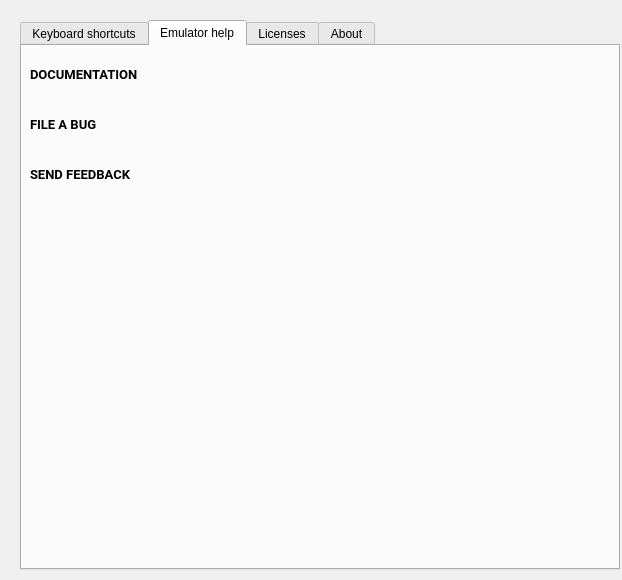
The window that android/android-emu/android/skin/qt/extended-pages/help-page.ui (aosp-mirror/platform_external_qemu) describes before a commit, drawn with Qt 5.
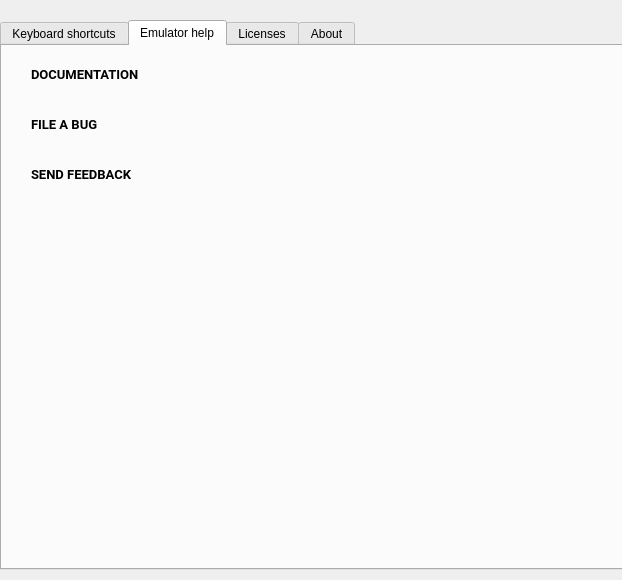
The same window after the commit. The open tabs and pages were chosen to show the change. Icons and pictures are not drawn. Custom widgets are drawn as their Qt base class.

Commit message:
[UI] Adjust the push buttons
Make the size of the push buttons consistent. Add icon images
to all buttons.

Adjust some widget positions to make them consistent,
too.

The edit to the form file:
```diff
--- a/android/android-emu/android/skin/qt/extended-pages/help-page.ui
+++ b/android/android-emu/android/skin/qt/extended-pages/help-page.ui
@@ -16,9 +16,9 @@
   <widget class="QTabWidget" name="help_tabs">
    <property name="geometry">
     <rect>
-     <x>20</x>
+     <x>0</x>
      <y>20</y>
-     <width>600</width>
+     <width>630</width>
      <height>550</height>
     </rect>
    </property>
@@ -99,9 +99,9 @@
     <widget class="QPushButton" name="help_docs">
      <property name="geometry">
       <rect>
-       <x>4</x>
+       <x>20</x>
        <y>10</y>
-       <width>145</width>
+       <width>132</width>
        <height>36</height>
       </rect>
      </property>
@@ -117,11 +117,21 @@
       <cursorShape>PointingHandCursor</cursorShape>
      </property>
      <property name="styleSheet">
-      <string notr="true">Text-align:left; padding:3px;</string>
+      <string notr="true">Text-align:left; padding:8px</string>
      </property>
      <property name="text">
       <string>DOCUMENTATION</string>
      </property>
+     <property name="icon">
+      <iconset resource="../resources.qrc">
+       <normaloff>:/light/documentation</normaloff>:/light/documentation</iconset>
+     </property>
+     <property name="iconSize">
+      <size>
+       <width>20</width>
+       <height>20</height>
+      </size>
+     </property>
      <property name="flat">
       <bool>true</bool>
      </property>
@@ -135,9 +145,9 @@
     <widget class="QPushButton" name="help_fileBug">
      <property name="geometry">
       <rect>
-       <x>4</x>
+       <x>20</x>
        <y>60</y>
-       <width>145</width>
+       <width>132</width>
        <height>36</height>
       </rect>
      </property>
@@ -153,11 +163,21 @@
       <cursorShape>PointingHandCursor</cursorShape>
      </property>
      <property name="styleSheet">
-      <string notr="true">Text-align:left; padding:3px;</string>
+      <string notr="true">Text-align:left; padding:8px</string>
      </property>
      <property name="text">
       <string>FILE A BUG</string>
      </property>
+     <property name="icon">
+      <iconset resource="../resources.qrc">
+       <normaloff>:/light/android_bug</normaloff>:/light/android_bug</iconset>
+     </property>
+     <property name="iconSize">
+      <size>
+       <width>20</width>
+       <height>20</height>
+      </size>
+     </property>
      <property name="flat">
       <bool>true</bool>
      </property>
@@ -171,9 +191,9 @@
     <widget class="QPushButton" name="help_sendFeedback">
      <property name="geometry">
       <rect>
-       <x>4</x>
+       <x>20</x>
        <y>110</y>
-       <width>145</width>
+       <width>132</width>
        <height>36</height>
       </rect>
      </property>
@@ -189,11 +209,21 @@
       <cursorShape>PointingHandCursor</cursorShape>
      </property>
      <property name="styleSheet">
-      <string notr="true">Text-align:left; padding:3px;</string>
+      <string notr="true">Text-align:left; padding:8px</string>
      </property>
      <property name="text">
       <string>SEND FEEDBACK</string>
      </property>
+     <property name="icon">
+      <iconset resource="../resources.qrc">
+       <normaloff>:/light/feedback</normaloff>:/light/feedback</iconset>
+     </property>
+     <property name="iconSize">
+      <size>
+       <width>20</width>
+       <height>20</height>
+      </size>
+     </property>
      <property name="flat">
       <bool>true</bool>
      </property>
@@ -506,6 +536,26 @@
    </widget>
   </widget>
  </widget>
- <resources/>
+ <customwidgets>
+  <customwidget>
+   <class>RaisedMaterialButton</class>
+   <extends>QPushButton</extends>
+   <header>android/skin/qt/raised-material-button.h</header>
+  </customwidget>
+ </customwidgets>
+ <tabstops>
+  <tabstop>help_tabs</tabstop>
+  <tabstop>help_docs</tabstop>
+  <tabstop>help_fileBug</tabstop>
+  <tabstop>help_sendFeedback</tabstop>
+  <tabstop>help_licenseText</tabstop>
+  <tabstop>help_adbSerialNumberBox</tabstop>
+  <tabstop>help_androidVersionBox</tabstop>
+  <tabstop>help_versionBox</tabstop>
+  <tabstop>help_latestVersionBox</tabstop>
+ </tabstops>
+ <resources>
+  <include location="../resources.qrc"/>
+ </resources>
  <connections/>
 </ui>
```
Left out of the diff: 43 changed lines with no effect on the pictures. The commit also changes 17 other files.
